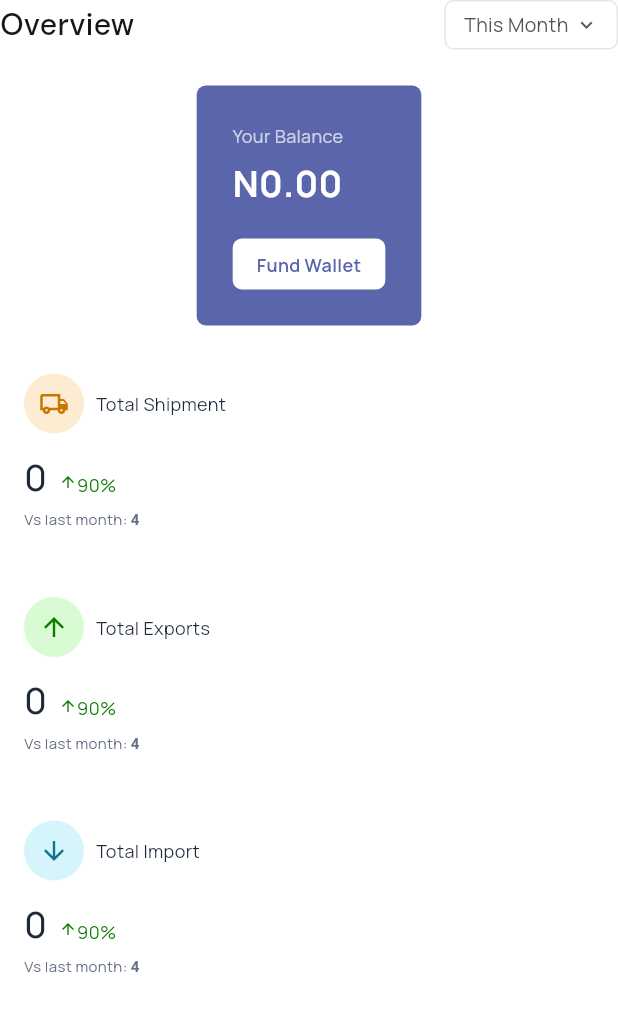
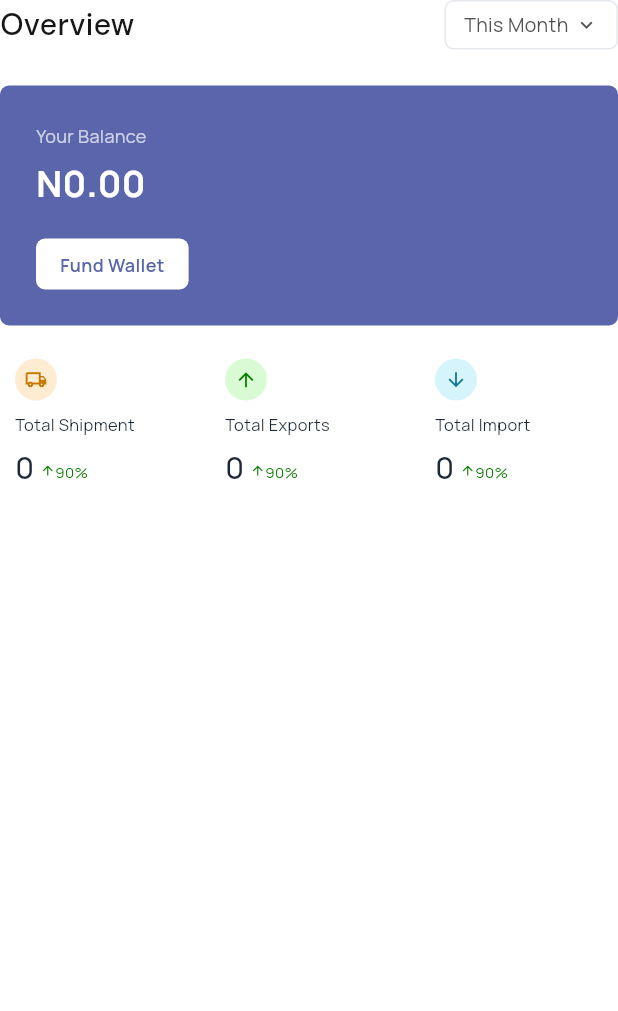
Before and after one commit to miracle73/securebypay-technical-assessment, a Flutter app: the OverviewSection widget shown alone on an empty page, opened directly with empty values, on a phone screen of 412 x 824 dp. Shown: the top 1011 px of the screen. Run offline on Flutter 3.47's test engine with Material 3 defaults, Android fonts, the phone set to English and light mode, and no system bars; our stand-ins replace fl_chart, flutter_secure_storage, go_router, google_fonts; accounts and stored records are empty; network calls fail.

Commit message:
Improve mobile layout: compact stats row, full-width balance, drawer spacing, shipment card grid

```diff
--- a/frontend/lib/features/dashboard/dashboard_screen.dart
+++ b/frontend/lib/features/dashboard/dashboard_screen.dart
@@ -53,7 +53,7 @@ class _DashboardScreenState extends State<DashboardScreen> {
 
     return Scaffold(
       backgroundColor: AppColors.neutral50,
-      drawer: desktop ? null : const Drawer(child: SideNav()),
+      drawer: desktop ? null : const Drawer(child: SideNav(inDrawer: true)),
       body: Row(
         children: [
           if (desktop) const SizedBox(width: 240, child: SideNav()),
@@ -115,8 +115,8 @@ class TopBar extends StatelessWidget {
   @override
   Widget build(BuildContext context) {
     return Container(
-      height: 96,
-      padding: const EdgeInsets.symmetric(horizontal: 26.5),
+      height: showMenu ? 80 : 96,
+      padding: EdgeInsets.symmetric(horizontal: showMenu ? 8 : 26.5),
       decoration: const BoxDecoration(
         color: AppColors.white,
         border: Border(bottom: BorderSide(color: AppColors.gray200)),
--- a/frontend/lib/features/dashboard/overview_section.dart
+++ b/frontend/lib/features/dashboard/overview_section.dart
@@ -10,7 +10,7 @@ final naira = NumberFormat.currency(symbol: 'N', decimalDigits: 2);
 
 /// Overview heading + balance card + three stat cards.
 /// Desktop: one row (448px balance + 3 stats). Tablet: balance on its own row.
-/// Mobile: everything stacked.
+/// Mobile: balance full width, then three compact stat cards in one row.
 class OverviewSection extends StatelessWidget {
   const OverviewSection({super.key, required this.overview});
 
@@ -40,7 +40,7 @@ class OverviewSection extends StatelessWidget {
             ]),
           );
         }
-        final statRow = c.maxWidth >= 520
+        final statRow = c.maxWidth >= 300
             ? IntrinsicHeight(
                 child: Row(crossAxisAlignment: CrossAxisAlignment.stretch, children: [
                   for (var i = 0; i < stats.length; i++) ...[
@@ -52,6 +52,21 @@ class OverviewSection extends StatelessWidget {
             : Column(children: [
                 for (final s in stats) ...[s, const SizedBox(height: 12)],
               ]);
+        // Phones get compact cards so all three stats fit on one row.
+        if (c.maxWidth < 520) {
+          return Column(children: [
+            balance,
+            const SizedBox(height: 12),
+            IntrinsicHeight(
+              child: Row(crossAxisAlignment: CrossAxisAlignment.stretch, children: [
+                for (var i = 0; i < stats.length; i++) ...[
+                  if (i > 0) const SizedBox(width: 8),
+                  Expanded(child: stats[i].compacted()),
+                ],
+              ]),
+            ),
+          ]);
+        }
         return Column(children: [balance, const SizedBox(height: 16), statRow]);
       }),
     ]);
@@ -87,6 +102,7 @@ class BalanceCard extends StatelessWidget {
   @override
   Widget build(BuildContext context) {
     return Container(
+      width: double.infinity,
       padding: const EdgeInsets.all(24),
       decoration: BoxDecoration(color: AppColors.primary, borderRadius: BorderRadius.circular(AppRadius.sm)),
       child: Column(crossAxisAlignment: CrossAxisAlignment.start, children: [
@@ -123,7 +139,13 @@ class StatCard extends StatelessWidget {
     required this.iconFg,
     required this.label,
     required this.value,
+    this.compact = false,
   });
+
+  StatCard compacted() => StatCard(icon: icon, iconBg: iconBg, iconFg: iconFg, label: label, value: value, compact: true);
+
+  /// Stacked icon-over-label layout for narrow phone columns.
+  final bool compact;
 
   final IconData icon;
   final Color iconBg;
@@ -133,6 +155,7 @@ class StatCard extends StatelessWidget {
 
   @override
   Widget build(BuildContext context) {
+    if (compact) return _buildCompact();
     return Container(
       padding: const EdgeInsets.all(16),
       decoration: BoxDecoration(color: AppColors.white, borderRadius: BorderRadius.circular(AppRadius.sm)),
@@ -158,3 +181,23 @@ class StatCard extends StatelessWidget {
     );
   }
 }
+
+extension on StatCard {
+  Widget _buildCompact() => Container(
+        padding: const EdgeInsets.all(10),
+        decoration: BoxDecoration(color: AppColors.white, borderRadius: BorderRadius.circular(AppRadius.sm)),
+        child: Column(crossAxisAlignment: CrossAxisAlignment.start, children: [
+          CircleAvatar(radius: 14, backgroundColor: iconBg, child: Icon(icon, size: 15, color: iconFg)),
+          const SizedBox(height: 8),
+          Text(label, style: AppText.caption.copyWith(fontSize: 11, color: AppColors.gray800), maxLines: 2),
+          const Spacer(),
+          const SizedBox(height: 6),
+          Row(crossAxisAlignment: CrossAxisAlignment.baseline, textBaseline: TextBaseline.alphabetic, children: [
+            Text('$value', style: GoogleFonts.manrope(fontSize: 20, fontWeight: FontWeight.w500, color: AppColors.gray800)),
+            const SizedBox(width: 4),
+            const Icon(Icons.arrow_upward, size: 10, color: AppColors.success),
+            Flexible(child: Text('90%', style: AppText.caption.copyWith(fontSize: 10, color: AppColors.success))),
+          ]),
+        ]),
+      );
+}
--- a/frontend/lib/features/dashboard/promo_banner.dart
+++ b/frontend/lib/features/dashboard/promo_banner.dart
@@ -75,13 +75,12 @@ class _Slide extends StatelessWidget {
       child: ColoredBox(
         color: AppColors.navy,
         child: Stack(children: [
-          if (!narrow || width > 360)
-            Positioned(
+          Positioned(
               right: width * 0.02,
               top: -10,
               bottom: -10,
               child: Opacity(
-                opacity: narrow ? 0.45 : 1,
+                opacity: narrow ? 0.35 : 1,
                 child: Image.asset('assets/images/boxes.png', fit: BoxFit.contain),
               ),
             ),
```
Also changed, not shown: frontend/lib/features/dashboard/growth_chart.dart (+8 -5 lines), frontend/lib/features/dashboard/shipment_card.dart (+8 -3 lines), frontend/lib/features/dashboard/side_nav.dart (+15 -6 lines).
